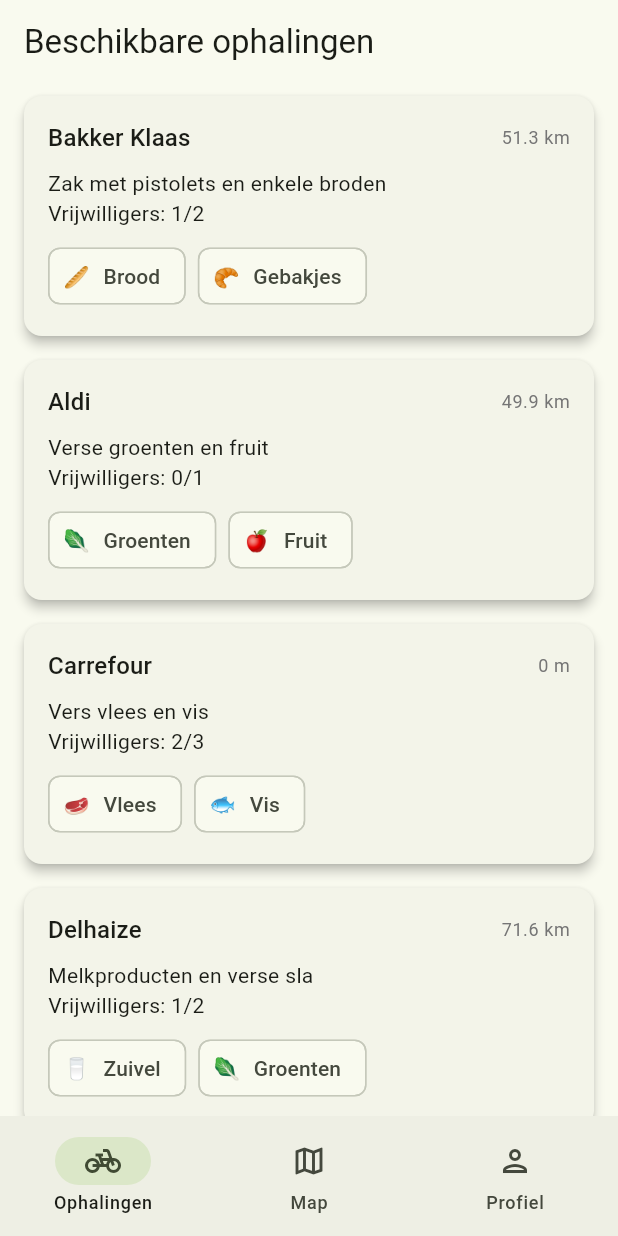
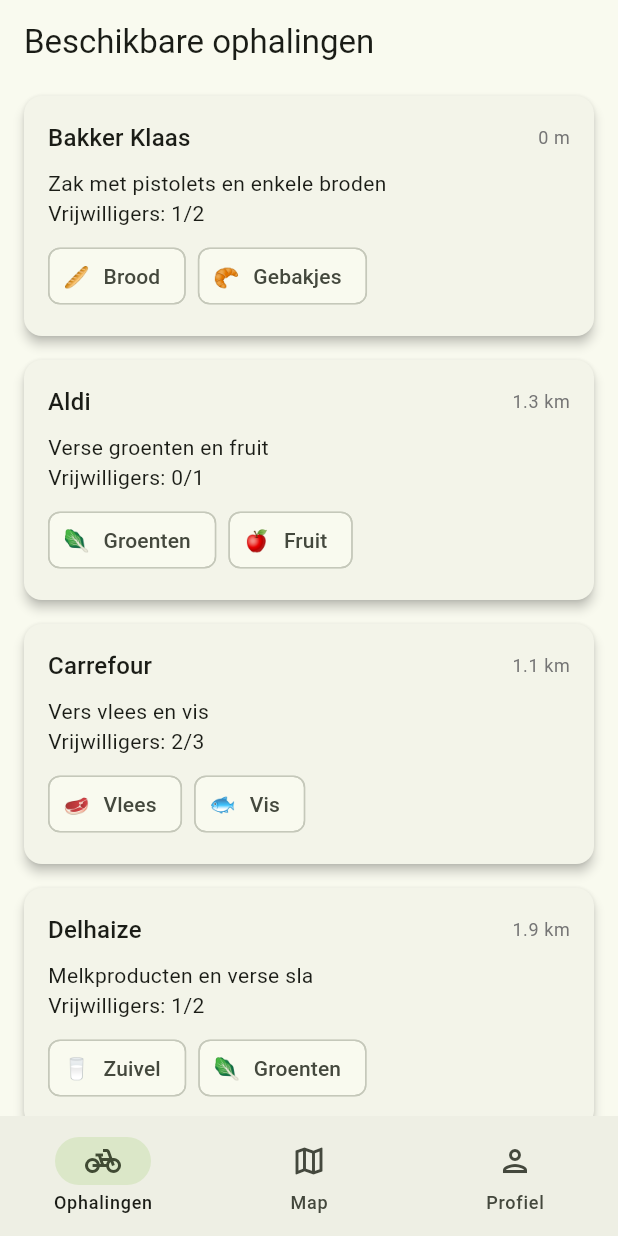
Before and after one commit to weAreHackaton/hackaton2025_6, a Flutter app: the screen it shows after launch, on a phone screen of 412 x 824 dp. Run offline on Flutter 3.47's test engine with Material 3 defaults, Android fonts, the phone set to English and light mode, and no system bars; our stand-ins replace equatable, flutter_map, latlong2.

Commit message:
update to ophaling

```diff
--- a/lib/ophalingen/data/sample_ophalingen.dart
+++ b/lib/ophalingen/data/sample_ophalingen.dart
@@ -9,7 +9,7 @@ class SampleOphalingen {
         name: 'Bakker Klaas',
         email: 'contact@bakkerklaas.be',
         phoneNumber: '+32 123 45 67 89',
-        location: LatLng(51.0543, 3.7174),
+        location: const LatLng(51.0543, 3.7174), // Gent Centrum
       ),
       foodtypes: [FoodType.brood, FoodType.gebakjes],
       start: DateTime.now().add(const Duration(hours: 2)),
@@ -17,7 +17,7 @@ class SampleOphalingen {
       transportType: TransportType.fiets,
       needsRefrigeration: false,
       description: 'Zak met pistolets en enkele broden',
-      location: LatLng(51.2194, 4.4025),
+      location: const LatLng(51.0543, 3.7174), // Gent Centrum
       maxVolunteers: 2,
       currentVolunteers: 1,
     ),
@@ -26,7 +26,7 @@ class SampleOphalingen {
         name: 'Aldi',
         email: 'contact@aldi.be',
         phoneNumber: '+32 123 45 67 89',
-        location: LatLng(51.0543, 3.7174),
+        location: const LatLng(51.0432, 3.7101), // Gent Zuid
       ),
       foodtypes: [FoodType.groenten, FoodType.fruit],
       start: DateTime.now().add(const Duration(hours: 5)),
@@ -34,7 +34,7 @@ class SampleOphalingen {
       transportType: TransportType.minibus,
       needsRefrigeration: false,
       description: 'Verse groenten en fruit',
-      location: LatLng(50.8503, 4.3517),
+      location: const LatLng(51.0432, 3.7101), // Gent Zuid
       maxVolunteers: 1,
       currentVolunteers: 0,
     ),
@@ -43,7 +43,7 @@ class SampleOphalingen {
         name: 'Carrefour',
         email: 'contact@carrefour.be',
         phoneNumber: '+32 123 45 67 89',
-        location: LatLng(51.0543, 3.7174),
+        location: const LatLng(51.0621, 3.7278), // Gent Noord
       ),
       foodtypes: [FoodType.vlees, FoodType.vis],
       start: DateTime.now().add(const Duration(hours: 8)),
@@ -51,7 +51,7 @@ class SampleOphalingen {
       transportType: TransportType.vrachtwagen,
       needsRefrigeration: true,
       description: 'Vers vlees en vis',
-      location: LatLng(51.0543, 3.7174),
+      location: const LatLng(51.0621, 3.7278), // Gent Noord
       maxVolunteers: 3,
       currentVolunteers: 2,
     ),
@@ -60,7 +60,7 @@ class SampleOphalingen {
         name: 'Delhaize',
         email: 'info@delhaize.be',
         phoneNumber: '+32 234 56 78 90',
-        location: LatLng(50.8798, 4.7005),
+        location: const LatLng(51.0389, 3.7302), // Gent West
       ),
       foodtypes: [FoodType.zuivel, FoodType.groenten],
       start: DateTime.now().add(const Duration(hours: 3)),
@@ -68,7 +68,7 @@ class SampleOphalingen {
       transportType: TransportType.minibus,
       needsRefrigeration: true,
       description: 'Melkproducten en verse sla',
-      location: LatLng(50.8798, 4.7005),
+      location: const LatLng(51.0389, 3.7302), // Gent West
       maxVolunteers: 2,
       currentVolunteers: 1,
     ),
@@ -77,7 +77,7 @@ class SampleOphalingen {
         name: 'Lidl',
         email: 'support@lidl.be',
         phoneNumber: '+32 345 67 89 01',
-        location: LatLng(51.0535, 3.7304),
+        location: const LatLng(51.0486, 3.6978), // Gent Oost
       ),
       foodtypes: [FoodType.fruit, FoodType.brood],
       start: DateTime.now().add(const Duration(hours: 6)),
@@ -85,7 +85,7 @@ class SampleOphalingen {
       transportType: TransportType.fiets,
       needsRefrigeration: false,
       description: 'Brood en fruit overschotten',
-      location: LatLng(51.0535, 3.7304),
+      location: const LatLng(51.0486, 3.6978), // Gent Oost
       maxVolunteers: 1,
       currentVolunteers: 0,
     ),
@@ -94,7 +94,7 @@ class SampleOphalingen {
         name: 'De Sterre resto',
         email: 'resto_sterre@ugent.be',
         phoneNumber: '+32 987 65 43 21',
-        location: LatLng(50.8503, 4.3517),
+        location: const LatLng(51.0225, 3.7101), // Gent Zuid-Oost
       ),
       foodtypes: [FoodType.bereid, FoodType.groenten],
       start: DateTime.now().add(const Duration(hours: 10)),
@@ -102,7 +102,7 @@ class SampleOphalingen {
       transportType: TransportType.vrachtwagen,
       needsRefrigeration: false,
       description: 'Overschot van soep en rauwkost',
-      location: LatLng(50.8303, 4.3517),
+      location: const LatLng(51.0225, 3.7101), // Gent Zuid-Oost
       maxVolunteers: 2,
       currentVolunteers: 2,
     ),
@@ -111,7 +111,7 @@ class SampleOphalingen {
         name: 'Panos',
         email: 'support@panos.be',
         phoneNumber: '+32 937 658 42 11',
-        location: LatLng(50.8503, 4.0517),
+        location: const LatLng(51.0678, 3.7101), // Gent Noord-Oost
       ),
       foodtypes: [FoodType.gebakjes],
       start: DateTime.now().add(const Duration(hours: 10)),
@@ -119,16 +119,16 @@ class SampleOphalingen {
       transportType: TransportType.vrachtwagen,
       needsRefrigeration: false,
       description: 'Overschot gebakjes',
-      location: LatLng(50.8503, 4.3408),
+      location: const LatLng(51.0678, 3.7101), // Gent Noord-Oost
       maxVolunteers: 2,
       currentVolunteers: 2,
     ),
-        Ophaling(
+    Ophaling(
       user: User(
         name: 'BioPlanet',
         email: 'contact@bioplanet.be',
         phoneNumber: '+32 123 44 55 66',
-        location: LatLng(50.8206, 4.3572),
+        location: const LatLng(51.0422, 3.7402), // Gent Zuid-West
       ),
       foodtypes: [FoodType.groenten, FoodType.fruit, FoodType.zuivel],
       start: DateTime.now().add(const Duration(hours: 7)),
@@ -136,7 +136,7 @@ class SampleOphalingen {
       transportType: TransportType.minibus,
       needsRefrigeration: true,
       description: 'Biologische producten',
-      location: LatLng(50.8476, 4.3572),
+      location: const LatLng(51.0422, 3.7402), // Gent Zuid-West
       maxVolunteers: 3,
       currentVolunteers: 1,
     ),
@@ -145,7 +145,7 @@ class SampleOphalingen {
         name: 'Colruyt',
         email: 'service@colruyt.be',
         phoneNumber: '+32 222 33 44 55',
-        location: LatLng(50.8267, 4.3510),
+        location: const LatLng(51.0578, 3.6978), // Gent Noord-Oost
       ),
       foodtypes: [FoodType.vlees, FoodType.vis],
       start: DateTime.now().add(const Duration(hours: 4)),
@@ -153,7 +153,7 @@ class SampleOphalingen {
       transportType: TransportType.vrachtwagen,
       needsRefrigeration: true,
       description: 'Vlees en vis voor koeling',
-      location: LatLng(50.8267, 4.3510),
+      location: const LatLng(51.0578, 3.6978), // Gent Noord-Oost
       maxVolunteers: 2,
       currentVolunteers: 1,
     ),
@@ -162,7 +162,7 @@ class SampleOphalingen {
         name: 'Spar',
         email: 'spar@spar.be',
         phoneNumber: '+32 321 54 76 98',
-        location: LatLng(51.0543, 3.7174),
+        location: const LatLng(51.0478, 3.7278), // Gent Centrum-Oost
       ),
       foodtypes: [FoodType.groenten, FoodType.brood],
       start: DateTime.now().add(const Duration(hours: 12)),
@@ -170,16 +170,16 @@ class SampleOphalingen {
       transportType: TransportType.fiets,
       needsRefrigeration: false,
       description: 'Vers brood en groenten',
-      location: LatLng(51.0543, 3.7174),
+      location: const LatLng(51.0478, 3.7278), // Gent Centrum-Oost
       maxVolunteers: 2,
       currentVolunteers: 2,
     ),
-        Ophaling(
+    Ophaling(
       user: User(
         name: 'Bloch',
         email: 'contact@bloch.be',
         phoneNumber: '+32 183 22 47 09',
-        location: LatLng(51.0543, 3.7274),
+        location: const LatLng(51.0333, 3.7001), // Gent Zuid-Oost
       ),
       foodtypes: [FoodType.brood, FoodType.gebakjes],
       start: DateTime.now().add(const Duration(hours: 2)),
@@ -187,7 +187,7 @@ class SampleOphalingen {
       transportType: TransportType.fiets,
       needsRefrigeration: false,
       description: 'Meerdere broden en enkele gebakken',
-      location: LatLng(51.2194, 4.4025),
+      location: const LatLng(51.0333, 3.7001), // Gent Zuid-Oost
       maxVolunteers: 2,
       currentVolunteers: 1,
     ),
@@ -196,7 +196,7 @@ class SampleOphalingen {
         name: 'UGent UZ',
         email: 'UZ@ugent.be',
         phoneNumber: '+32 182 63 23 27',
-        location: LatLng(50.8503, 4.3517),
+        location: const LatLng(51.0225, 3.7101), // Gent Zuid-Oost
       ),
       foodtypes: [FoodType.bereid, FoodType.groenten],
       start: DateTime.now().add(const Duration(hours: 10)),
@@ -204,7 +204,7 @@ class SampleOphalingen {
       transportType: TransportType.vrachtwagen,
       needsRefrigeration: false,
       description: 'Overschot van gerechten en rauwkost',
-      location: LatLng(50.8303, 4.3517),
+      location: const LatLng(51.0225, 3.7101), // Gent Zuid-Oost
       maxVolunteers: 2,
       currentVolunteers: 2,
     ),
```
